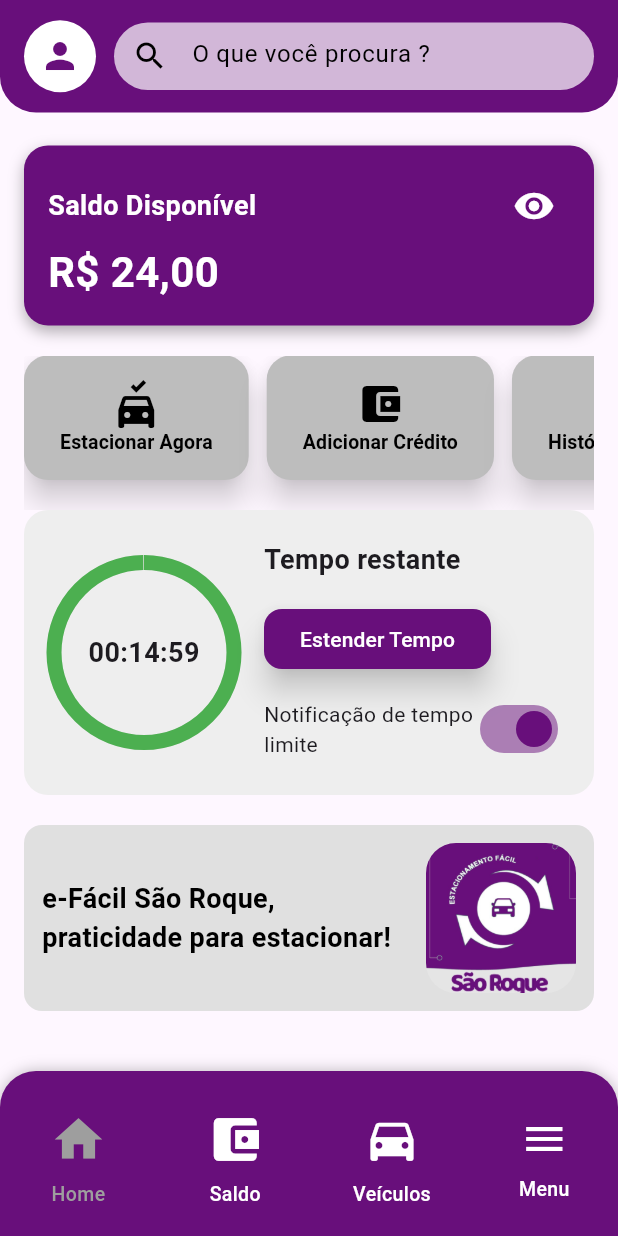
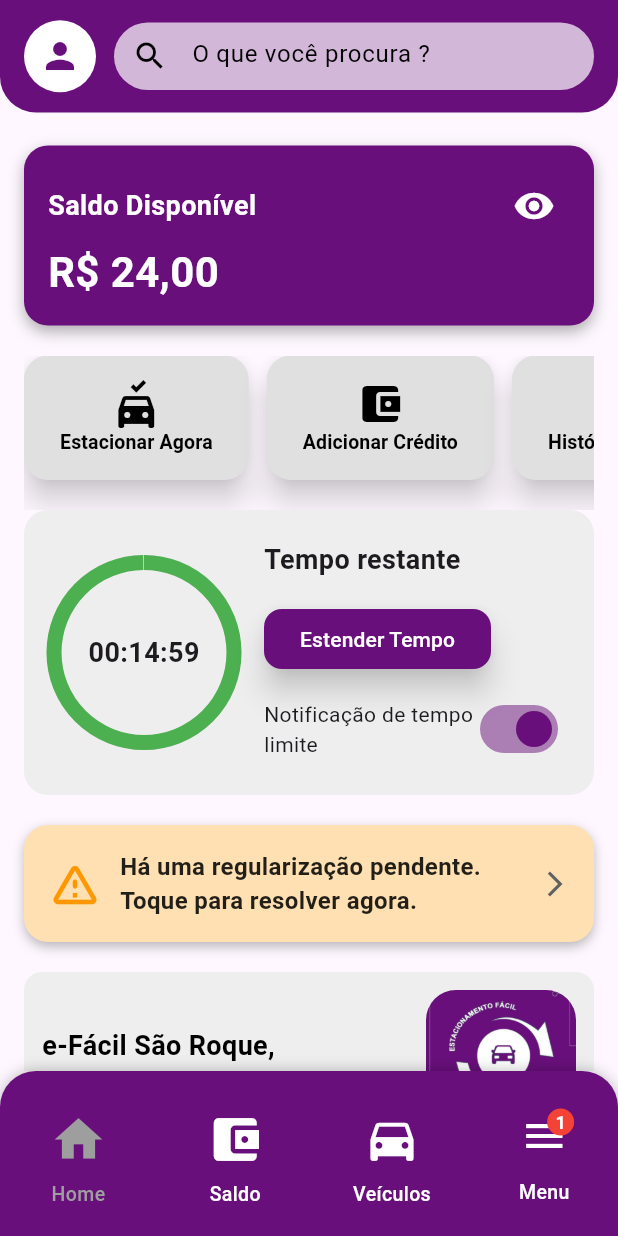
Before and after one commit to LucasCGentile/estaciona_facil, a Flutter app: the MainScreen screen opened directly, on a phone screen of 412 x 824 dp. Run offline on Flutter 3.47's test engine with Material 3 defaults, Android fonts, the light colour scheme and no system bars; our stand-ins replace badges, lottie, mask_text_input_formatter, pin_code_fields, shared_preferences; accounts and stored records are empty.

Commit message:
update regularizacao e vehicle
adicionado tela de abiso na home page, e ajustado pagina de carros para manter eles salvos mesmo apos trocar de tela

```diff
--- a/lib/assets/bottom_navigation.dart
+++ b/lib/assets/bottom_navigation.dart
@@ -80,10 +80,38 @@ class BottomNavigation extends StatelessWidget {
           Column(
             mainAxisAlignment: MainAxisAlignment.center,
             children: [
-              IconButton(
-                icon: Icon(Icons.menu, color: Colors.white, size: 32),
-                onPressed: () => onTap(3),
+              Stack(
+                children: [
+                  IconButton(
+                    icon: Icon(Icons.menu, color: Colors.white, size: 32),
+                    onPressed: () => onTap(3),
+                  ),
+                  Positioned(
+                    right: 4,
+                    top: 4,
+                    child: Container(
+                      padding: EdgeInsets.all(2),
+                      decoration: BoxDecoration(
+                        color: Colors.red,
+                        shape: BoxShape.circle,
+                      ),
+                      constraints: BoxConstraints(minWidth: 18, minHeight: 18),
+                      child: Center(
+                        child: Text(
+                          '1',
+                          style: TextStyle(
+                            color: Colors.white,
+                            fontSize: 12,
+                            fontWeight: FontWeight.bold,
+                          ),
+                          textAlign: TextAlign.center,
+                        ),
+                      ),
+                    ),
+                  ),
+                ],
               ),
+              const SizedBox(height: 4),
               Text(
                 'Menu',
                 style: TextStyle(
--- a/lib/pages/home_page.dart
+++ b/lib/pages/home_page.dart
@@ -271,10 +271,57 @@ class _MyHomePageState extends State<HomePage> {
               ),
             ),
 
+            // REGULARIZAÇÃO PENDENTE
+            GestureDetector(
+              onTap: () {
+                MainScreenState.of(context)?.setCurrentIndex(10);
+              },
+              child: Container(
+                margin: EdgeInsets.only(bottom: 20),
+                padding: EdgeInsets.all(16),
+                decoration: BoxDecoration(
+                  color: Colors.orange[100],
+                  borderRadius: BorderRadius.circular(16),
+                  boxShadow: [
+                    BoxShadow(
+                      color: Colors.black26,
+                      blurRadius: 6,
+                      offset: Offset(0, 3),
+                    ),
+                  ],
+                ),
+                child: Row(
+                  children: [
+                    Icon(
+                      Icons.warning_amber_rounded,
+                      color: Colors.orange,
+                      size: 36,
+                    ),
+                    SizedBox(width: 12),
+                    Expanded(
+                      child: Text(
+                        'Há uma regularização pendente. Toque para resolver agora.',
+                        style: TextStyle(
+                          fontSize: 16,
+                          fontWeight: FontWeight.bold,
+                          color: Colors.black87,
+                        ),
+                      ),
+                    ),
+                    Icon(
+                      Icons.arrow_forward_ios,
+                      color: Colors.grey[700],
+                      size: 20,
+                    ),
+                  ],
+                ),
+              ),
+            ),
+
             // BANNER FINAL
             Container(
               decoration: BoxDecoration(
-                color: Colors.grey[300],
+                color: Colors.grey[200],
                 borderRadius: BorderRadius.circular(12),
               ),
               padding: EdgeInsets.all(12),
@@ -318,7 +365,7 @@ class _MyHomePageState extends State<HomePage> {
       style: ElevatedButton.styleFrom(
         elevation: 8,
         shadowColor: const Color.fromARGB(204, 0, 0, 0),
-        backgroundColor: Colors.grey[400],
+        backgroundColor: Colors.grey[300],
         shape: RoundedRectangleBorder(borderRadius: BorderRadius.circular(16)),
         padding: EdgeInsets.symmetric(vertical: 16, horizontal: 24),
       ),
--- a/pubspec.yaml
+++ b/pubspec.yaml
@@ -36,6 +36,7 @@ dependencies:
   flutter_multi_formatter: ^2.4.0
   lottie: ^2.2.0
   intl: ^0.18.0
+  badges: ^3.1.1
 
 
 
```
Also changed, not shown: lib/assets/menu_modal.dart (+18 -3 lines), lib/pages/vehicle_page.dart (+64 -29 lines), pubspec.lock.
